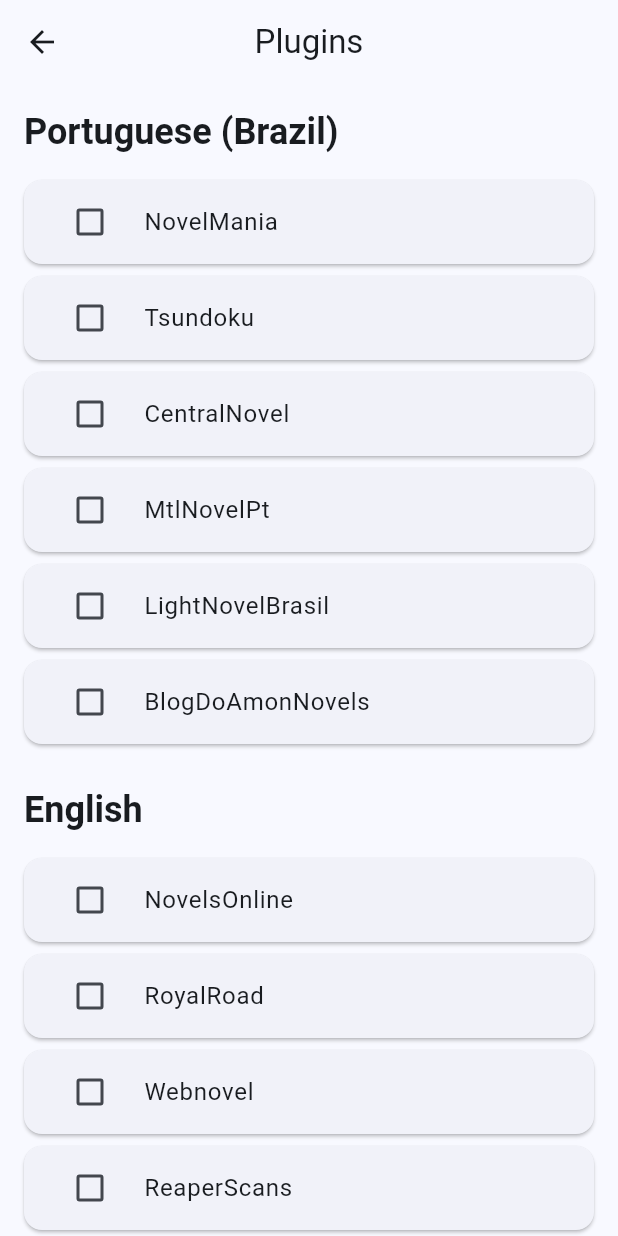
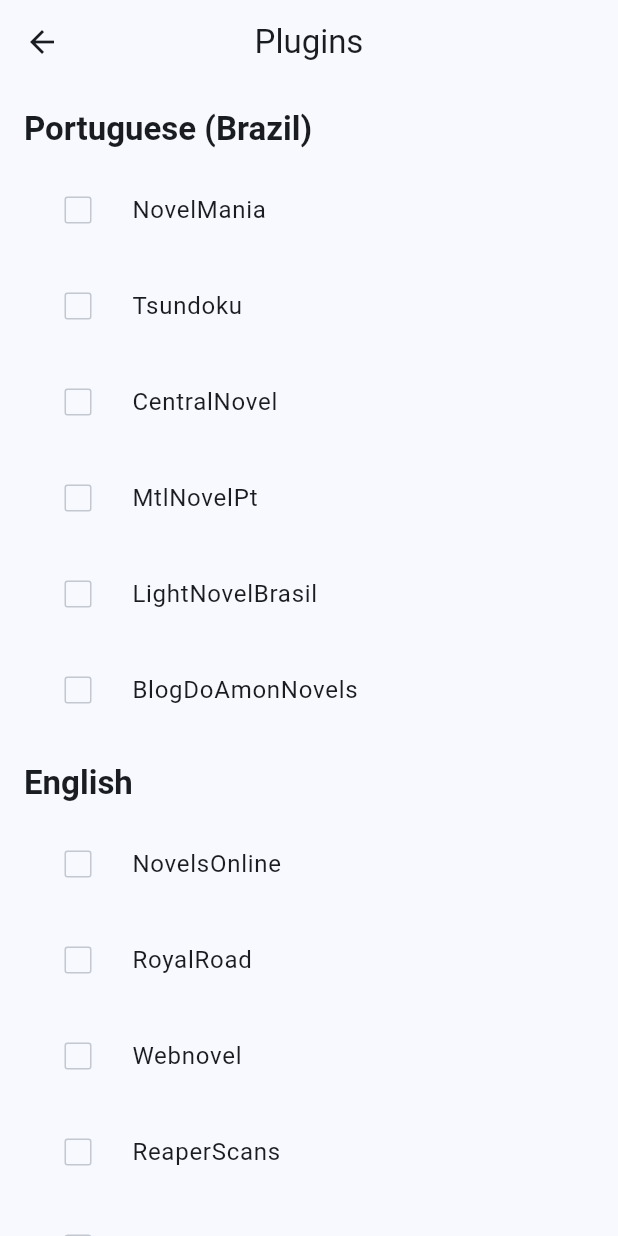
Before and after one commit to Luiz-eduardp/akashic_records, a Flutter app: the PluginsScreen screen opened by its route, on a phone screen of 412 x 824 dp. Run offline on Flutter 3.47's test engine with Material 3 defaults, Android fonts, the phone set to English and light mode, and no system bars; our stand-ins replace cached_network_image, cookie_jar, flutter_advanced_drawer, flutter_html, flutter_markdown, google_fonts and 5 more; missing offline and left inert: flutter_code_editor, highlight; accounts and stored records are empty; network calls fail.

Commit message:
refactor(plugins): improve plugins screen UI
- Replaced SingleChildScrollView with ListView.
- Reduced spacing between elements.
- Simplified CheckboxListTile styling.
- Removed unnecessary Card widgets.
- Improved visual consistency.

```diff
--- a/lib/screens/plugins/plugins_screen.dart
+++ b/lib/screens/plugins/plugins_screen.dart
@@ -39,10 +39,8 @@ class _PluginsScreenState extends State<PluginsScreen> {
     return Scaffold(
       appBar: AppBar(title: Text('Plugins'.translate), centerTitle: true),
       body: SafeArea(
-        child: SingleChildScrollView(
+        child: ListView(
           padding: const EdgeInsets.all(16.0),
-          child: Column(
-            crossAxisAlignment: CrossAxisAlignment.start,
           children: [
             _buildPluginSection(
               context,
@@ -51,7 +49,7 @@ class _PluginsScreenState extends State<PluginsScreen> {
               selectedPlugins,
               appState,
             ),
-              const SizedBox(height: 24),
+            const SizedBox(height: 16),
             _buildPluginSection(
               context,
               'Inglês'.translate,
@@ -59,7 +57,7 @@ class _PluginsScreenState extends State<PluginsScreen> {
               selectedPlugins,
               appState,
             ),
-              const SizedBox(height: 24),
+            const SizedBox(height: 16),
             _buildPluginSection(
               context,
               'Espanhol'.translate,
@@ -67,10 +65,9 @@ class _PluginsScreenState extends State<PluginsScreen> {
               selectedPlugins,
               appState,
             ),
-              const SizedBox(height: 24),
+            const SizedBox(height: 16),
             _buildRequestPluginSection(context),
           ],
-          ),
         ),
       ),
     );
@@ -89,22 +86,15 @@ class _PluginsScreenState extends State<PluginsScreen> {
       children: [
         Text(
           title,
-          style: theme.textTheme.headlineSmall?.copyWith(
+          style: theme.textTheme.titleLarge?.copyWith(
             fontWeight: FontWeight.bold,
             color: theme.colorScheme.onSurface,
           ),
         ),
-        const SizedBox(height: 12),
+        const SizedBox(height: 8),
         ...plugins.map((plugin) {
-          return Card(
-            elevation: 1,
-            surfaceTintColor: theme.colorScheme.surfaceVariant,
-            margin: const EdgeInsets.symmetric(vertical: 4.0),
-            shape: RoundedRectangleBorder(
-              borderRadius: BorderRadius.circular(12.0),
-            ),
-            child: Padding(
-              padding: const EdgeInsets.symmetric(horizontal: 8.0),
+          return Padding(
+            padding: const EdgeInsets.symmetric(vertical: 4.0),
             child: CheckboxListTile(
               title: Text(
                 plugin,
@@ -128,7 +118,7 @@ class _PluginsScreenState extends State<PluginsScreen> {
               shape: RoundedRectangleBorder(
                 borderRadius: BorderRadius.circular(8.0),
               ),
-              ),
+              side: BorderSide(color: theme.colorScheme.outlineVariant),
             ),
           );
         }),
@@ -162,7 +152,7 @@ class _PluginsScreenState extends State<PluginsScreen> {
             ),
           ),
         ),
-        const SizedBox(height: 16),
+        const SizedBox(height: 8),
         Text(
           'Clique no link acima para abrir uma solicitação no GitHub.'
               .translate,
```
Lines whose indentation alone changed are shown as unchanged.
